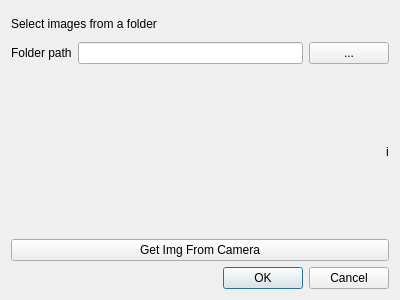
Qt form CameraCalibration/dialogsetimg.ui (VasilevIvanVladimirovich/Camera-calibration-With-OpenCV) before a commit.
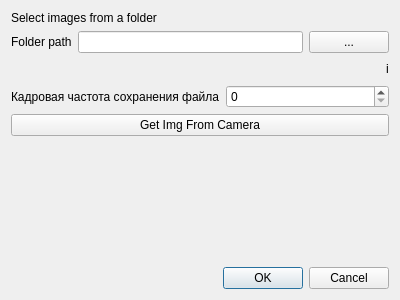
The same form after that commit.

What changed in the file:
```diff
--- a/CameraCalibration/dialogsetimg.ui
+++ b/CameraCalibration/dialogsetimg.ui
@@ -82,14 +82,41 @@
          </item>
         </layout>
        </item>
+       <item>
+        <layout class="QFormLayout" name="formLayout">
+         <item row="0" column="0">
+          <widget class="QLabel" name="label_3">
+           <property name="text">
+            <string>Кадровая частота сохранения файла</string>
+           </property>
+          </widget>
+         </item>
+         <item row="0" column="1">
+          <widget class="QSpinBox" name="countframe"/>
+         </item>
       </layout>
      </item>
      <item>
-      <widget class="QPushButton" name="pushButton_2">
+        <widget class="QPushButton" name="btn_getCameraImg">
        <property name="text">
         <string>Get Img From Camera</string>
        </property>
       </widget>
+       </item>
+       <item>
+        <spacer name="verticalSpacer">
+         <property name="orientation">
+          <enum>Qt::Vertical</enum>
+         </property>
+         <property name="sizeHint" stdset="0">
+          <size>
+           <width>20</width>
+           <height>40</height>
+          </size>
+         </property>
+        </spacer>
+       </item>
+      </layout>
      </item>
     </layout>
    </item>
```
Lines whose indentation alone changed are shown as unchanged.
